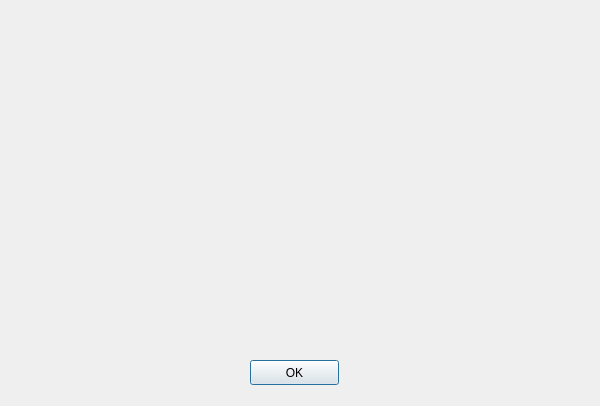
Above: imagelargepreview.ui from Oschart/PeerGUI before the change. Below: the same form after it.
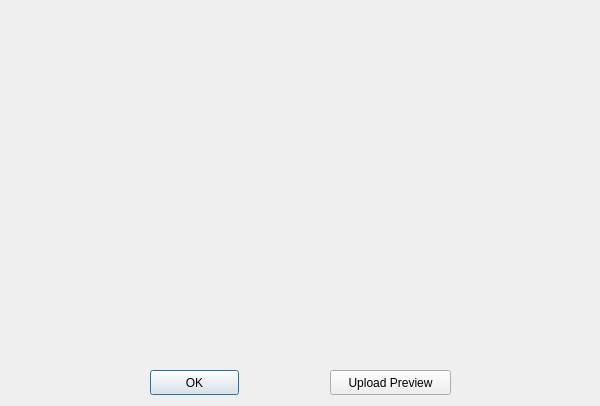
That is the form after the change.

Commit message: Upload preview functional

Patch:
```diff
--- a/imagelargepreview.ui
+++ b/imagelargepreview.ui
@@ -16,8 +16,8 @@
   <widget class="QPushButton" name="pushButton">
    <property name="geometry">
     <rect>
-     <x>250</x>
-     <y>360</y>
+     <x>150</x>
+     <y>370</y>
      <width>89</width>
      <height>25</height>
     </rect>
@@ -39,6 +39,19 @@
     <string/>
    </property>
   </widget>
+  <widget class="QPushButton" name="pushButton_2">
+   <property name="geometry">
+    <rect>
+     <x>330</x>
+     <y>370</y>
+     <width>121</width>
+     <height>25</height>
+    </rect>
+   </property>
+   <property name="text">
+    <string>Upload Preview</string>
+   </property>
+  </widget>
  </widget>
  <resources/>
  <connections/>
```
The commit also changes 5 other files.
